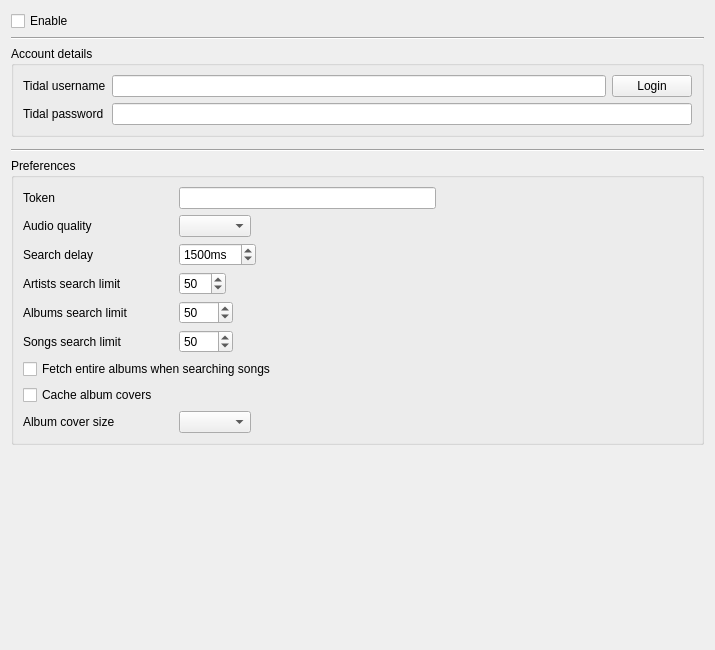
Before: the Qt Designer form src/settings/tidalsettingspage.ui in strawberrymusicplayer/strawberry, drawn with Qt 5.
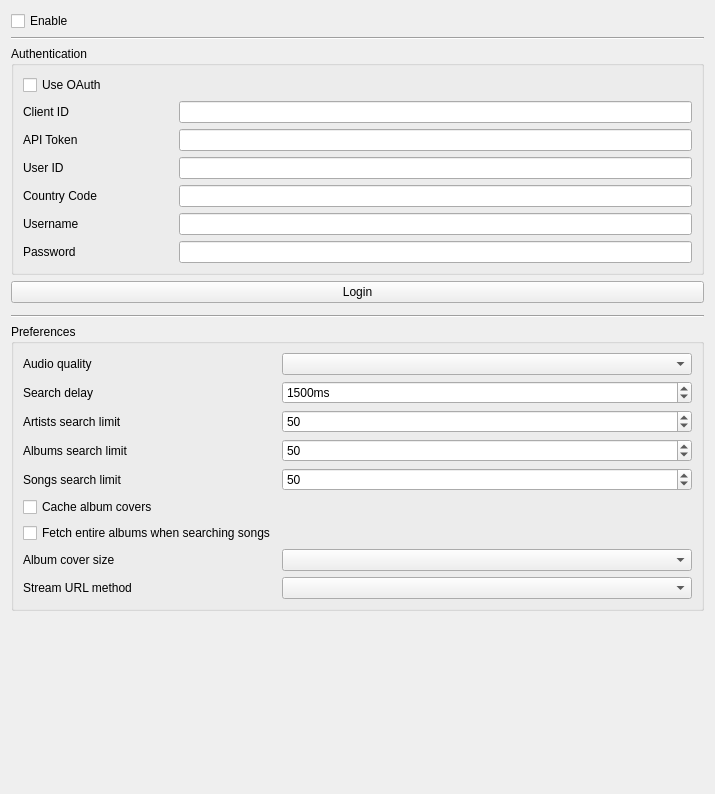
After: the same form once the commit is applied. Icons and pictures are not drawn. Custom widgets are drawn as their Qt base class.

Commit message: Add optional oauth authentication for tidal

The edit to the form file:
```diff
--- a/src/settings/tidalsettingspage.ui
+++ b/src/settings/tidalsettingspage.ui
@@ -7,7 +7,7 @@
     <x>0</x>
     <y>0</y>
     <width>715</width>
-    <height>650</height>
+    <height>794</height>
    </rect>
   </property>
   <property name="windowTitle">
@@ -37,47 +37,113 @@
       </sizepolicy>
      </property>
      <property name="title">
-      <string>Account details</string>
+      <string>Authentication</string>
      </property>
      <layout class="QFormLayout" name="layout_credential_group">
-      <item row="0" column="0">
+      <item row="5" column="0">
        <widget class="QLabel" name="label_username">
         <property name="text">
-         <string>Tidal username</string>
+         <string>Username</string>
         </property>
        </widget>
       </item>
-      <item row="0" column="1">
+      <item row="5" column="1">
        <layout class="QHBoxLayout" name="horizontalLayout">
         <item>
          <widget class="QLineEdit" name="username"/>
         </item>
-        <item>
-         <widget class="QPushButton" name="button_login">
-          <property name="text">
-           <string>Login</string>
-          </property>
-         </widget>
-        </item>
        </layout>
       </item>
-      <item row="1" column="0">
+      <item row="6" column="0">
        <widget class="QLabel" name="label_password">
         <property name="text">
-         <string>Tidal password</string>
+         <string>Password</string>
         </property>
        </widget>
       </item>
-      <item row="1" column="1">
+      <item row="6" column="1">
        <widget class="QLineEdit" name="password">
         <property name="echoMode">
          <enum>QLineEdit::Password</enum>
         </property>
        </widget>
       </item>
+      <item row="1" column="0">
+       <widget class="QLabel" name="label_client_id">
+        <property name="minimumSize">
+         <size>
+          <width>150</width>
+          <height>0</height>
+         </size>
+        </property>
+        <property name="text">
+         <string>Client ID</string>
+        </property>
+       </widget>
+      </item>
+      <item row="1" column="1">
+       <widget class="QLineEdit" name="client_id"/>
+      </item>
+      <item row="2" column="0">
+       <widget class="QLabel" name="label_api_token">
+        <property name="minimumSize">
+         <size>
+          <width>150</width>
+          <height>0</height>
+         </size>
+        </property>
+        <property name="text">
+         <string>API Token</string>
+        </property>
+       </widget>
+      </item>
+      <item row="2" column="1">
+       <widget class="QLineEdit" name="api_token">
+        <property name="minimumSize">
+         <size>
+          <width>200</width>
+          <height>0</height>
+         </size>
+        </property>
+       </widget>
+      </item>
+      <item row="0" column="0">
+       <widget class="QCheckBox" name="oauth">
+        <property name="text">
+         <string>Use OAuth</string>
+        </property>
+       </widget>
+      </item>
+      <item row="3" column="0">
+       <widget class="QLabel" name="label_user_id">
+        <property name="text">
+         <string>User ID</string>
+        </property>
+       </widget>
+      </item>
+      <item row="3" column="1">
+       <widget class="QLineEdit" name="user_id"/>
+      </item>
+      <item row="4" column="0">
+       <widget class="QLabel" name="label_country_code">
+        <property name="text">
+         <string>Country Code</string>
+        </property>
+       </widget>
+      </item>
+      <item row="4" column="1">
+       <widget class="QLineEdit" name="country_code"/>
+      </item>
      </layout>
     </widget>
    </item>
+   <item>
+    <widget class="QPushButton" name="button_login">
+     <property name="text">
+      <string>Login</string>
+     </property>
+    </widget>
+   </item>
    <item>
     <widget class="LoginStateWidget" name="login_state" native="true"/>
    </item>
@@ -93,96 +159,25 @@
      <property name="title">
       <string>Preferences</string>
      </property>
-     <layout class="QVBoxLayout" name="layout_preferences">
-      <item>
-       <layout class="QHBoxLayout" name="layout_token">
-        <item>
-         <widget class="QLabel" name="label_token">
-          <property name="minimumSize">
-           <size>
-            <width>150</width>
-            <height>0</height>
-           </size>
-          </property>
-          <property name="text">
-           <string>Token</string>
-          </property>
-         </widget>
-        </item>
-        <item>
-         <widget class="QLineEdit" name="token">
-          <property name="minimumSize">
-           <size>
-            <width>200</width>
-            <height>0</height>
-           </size>
-          </property>
-         </widget>
-        </item>
-        <item>
-         <spacer name="spacer_token">
-          <property name="orientation">
-           <enum>Qt::Horizontal</enum>
-          </property>
-          <property name="sizeHint" stdset="0">
-           <size>
-            <width>40</width>
-            <height>20</height>
-           </size>
-          </property>
-         </spacer>
-        </item>
-       </layout>
-      </item>
-      <item>
-       <layout class="QHBoxLayout" name="layout_quality">
-        <item>
+     <layout class="QFormLayout" name="layout_preferences">
+      <item row="0" column="0">
          <widget class="QLabel" name="label_quality">
-          <property name="minimumSize">
-           <size>
-            <width>150</width>
-            <height>0</height>
-           </size>
-          </property>
           <property name="text">
            <string>Audio quality</string>
           </property>
          </widget>
         </item>
-        <item>
+      <item row="0" column="1">
          <widget class="QComboBox" name="quality"/>
         </item>
-        <item>
-         <spacer name="spacer_quality">
-          <property name="orientation">
-           <enum>Qt::Horizontal</enum>
-          </property>
-          <property name="sizeHint" stdset="0">
-           <size>
-            <width>40</width>
-            <height>20</height>
-           </size>
-          </property>
-         </spacer>
-        </item>
-       </layout>
-      </item>
-      <item>
-       <layout class="QHBoxLayout" name="layout_searchdelay">
-        <item>
+      <item row="1" column="0">
          <widget class="QLabel" name="label_searchdelay">
-          <property name="minimumSize">
-           <size>
-            <width>150</width>
-            <height>0</height>
-           </size>
-          </property>
           <property name="text">
            <string>Search delay</string>
           </property>
          </widget>
         </item>
-        <item>
+      <item row="1" column="1">
          <widget class="QSpinBox" name="searchdelay">
           <property name="suffix">
            <string>ms</string>
@@ -201,37 +196,14 @@
           </property>
          </widget>
         </item>
-        <item>
-         <spacer name="spacer_searchdelay">
-          <property name="orientation">
-           <enum>Qt::Horizontal</enum>
-          </property>
-          <property name="sizeHint" stdset="0">
-           <size>
-            <width>40</width>
-            <height>20</height>
-           </size>
-          </property>
-         </spacer>
-        </item>
-       </layout>
-      </item>
-      <item>
-       <layout class="QHBoxLayout" name="layout_artistssearchlimit">
-        <item>
+      <item row="2" column="0">
          <widget class="QLabel" name="label_artistssearchlimit">
-          <property name="minimumSize">
-           <size>
-            <width>150</width>
-            <height>0</height>
-           </size>
-          </property>
           <property name="text">
            <string>Artists search limit</string>
           </property>
          </widget>
         </item>
-        <item>
+      <item row="2" column="1">
          <widget class="QSpinBox" name="artistssearchlimit">
           <property name="minimum">
            <number>1</number>
@@ -244,37 +216,14 @@
           </property>
          </widget>
         </item>
-        <item>
-         <spacer name="spacer_artistssearchlimit">
-          <property name="orientation">
-           <enum>Qt::Horizontal</enum>
-          </property>
-          <property name="sizeHint" stdset="0">
-           <size>
-            <width>40</width>
-            <height>20</height>
-           </size>
-          </property>
-         </spacer>
-        </item>
-       </layout>
-      </item>
-      <item>
-       <layout class="QHBoxLayout" name="layout_albumssearchlimit">
-        <item>
+      <item row="3" column="0">
          <widget class="QLabel" name="label_albumssearchlimit">
-          <property name="minimumSize">
-           <size>
-            <width>150</width>
-            <height>0</height>
-           </size>
-          </property>
           <property name="text">
            <string>Albums search limit</string>
           </property>
          </widget>
         </item>
-        <item>
+      <item row="3" column="1">
          <widget class="QSpinBox" name="albumssearchlimit">
           <property name="minimum">
            <number>1</number>
@@ -287,110 +236,59 @@
           </property>
          </widget>
         </item>
-        <item>
-         <spacer name="spacer_albumssearchlimit">
-          <property name="orientation">
-           <enum>Qt::Horizontal</enum>
-          </property>
-          <property name="sizeHint" stdset="0">
-           <size>
-            <width>40</width>
-            <height>20</height>
-           </size>
-          </property>
-         </spacer>
-        </item>
-       </layout>
-      </item>
-      <item>
-       <layout class="QHBoxLayout" name="layout_songssearchlimit">
-        <item>
+      <item row="4" column="0">
          <widget class="QLabel" name="label_songssearchlimit">
-          <property name="minimumSize">
-           <size>
-            <width>150</width>
-            <height>0</height>
-           </size>
-          </property>
           <property name="text">
            <string>Songs search limit</string>
           </property>
          </widget>
         </item>
-        <item>
-         <widget class="QSpinBox" name="songssearchlimit">
-          <property name="minimum">
-           <number>1</number>
-          </property>
-          <property name="maximum">
-           <number>1000</number>
-          </property>
-          <property name="value">
-           <number>50</number>
-          </property>
-         </widget>
-        </item>
-        <item>
-         <spacer name="spacer_songssearchlimit">
-          <property name="orientation">
-           <enum>Qt::Horizontal</enum>
-          </property>
-          <property name="sizeHint" stdset="0">
-           <size>
-            <width>40</width>
-            <height>20</height>
-           </size>
-          </property>
-         </spacer>
-        </item>
-       </layout>
-      </item>
-      <item>
-       <widget class="QCheckBox" name="checkbox_fetchalbums">
-        <property name="text">
-         <string>Fetch entire albums when searching songs</string>
-        </property>
-       </widget>
-      </item>
-      <item>
+      <item row="5" column="0">
        <widget class="QCheckBox" name="checkbox_cache_album_covers">
         <property name="text">
          <string>Cache album covers</string>
         </property>
        </widget>
       </item>
-      <item>
-       <layout class="QHBoxLayout" name="layout_coversize">
-        <item>
+      <item row="6" column="0">
+       <widget class="QCheckBox" name="checkbox_fetchalbums">
+        <property name="text">
+         <string>Fetch entire albums when searching songs</string>
+        </property>
+       </widget>
+      </item>
+      <item row="7" column="1">
+       <widget class="QComboBox" name="coversize"/>
+      </item>
+      <item row="7" column="0">
          <widget class="QLabel" name="label_coversize">
-          <property name="minimumSize">
-           <size>
-            <width>150</width>
-            <height>0</height>
-           </size>
-          </property>
           <property name="text">
            <string>Album cover size</string>
           </property>
          </widget>
         </item>
-        <item>
-         <widget class="QComboBox" name="coversize"/>
-        </item>
-        <item>
-         <spacer name="spacer_coversize">
-          <property name="orientation">
-           <enum>Qt::Horizontal</enum>
-          </property>
-          <property name="sizeHint" stdset="0">
-           <size>
-            <width>40</width>
-            <height>20</height>
-           </size>
-          </property>
-         </spacer>
-        </item>
-       </layout>
+      <item row="4" column="1">
+       <widget class="QSpinBox" name="songssearchlimit">
+        <property name="minimum">
+         <number>1</number>
+        </property>
+        <property name="maximum">
+         <number>1000</number>
+        </property>
+        <property name="value">
+         <number>50</number>
+        </property>
+       </widget>
+      </item>
+      <item row="8" column="0">
+       <widget class="QLabel" name="label_streamurl">
+        <property name="text">
+         <string>Stream URL method</string>
+        </property>
+       </widget>
+      </item>
+      <item row="8" column="1">
+       <widget class="QComboBox" name="streamurl"/>
       </item>
      </layout>
     </widget>
```
Left out of the diff: 3 changed lines with no effect on the pictures. Lines whose indentation alone changed are shown as unchanged. The commit also changes 15 other files.
